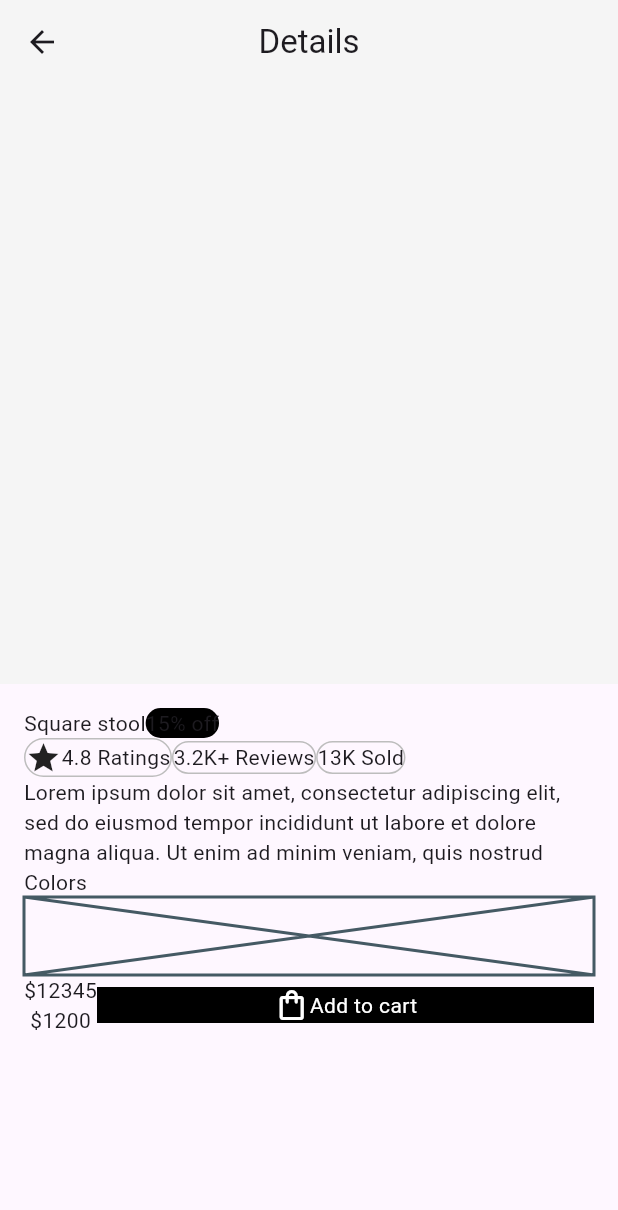
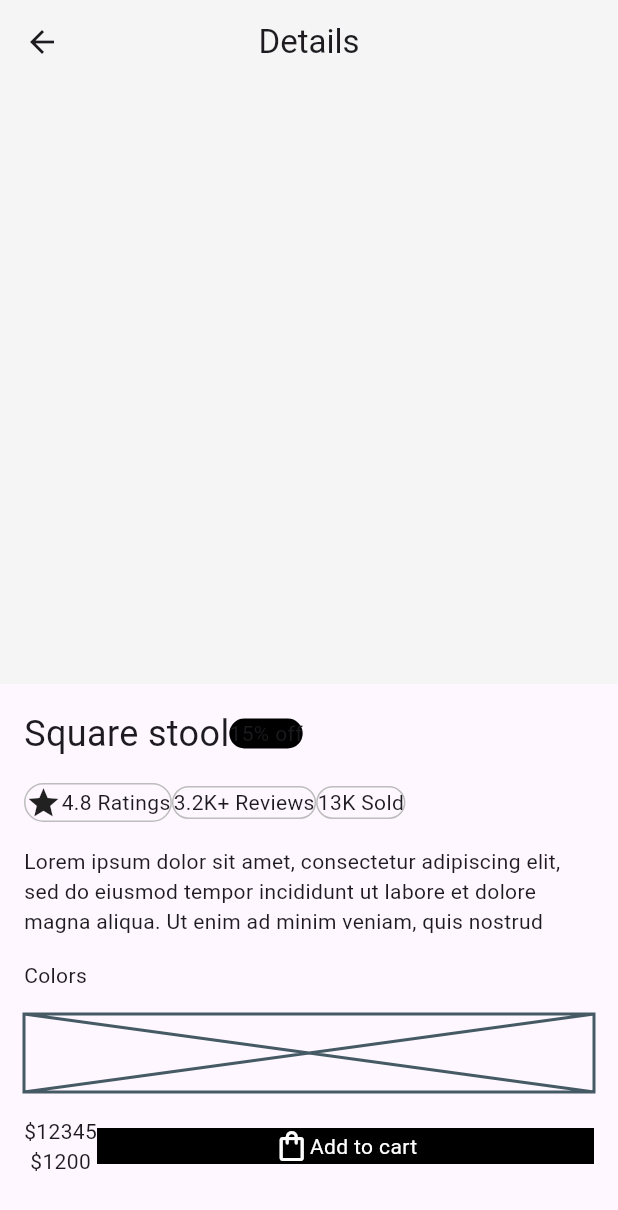
Before and after one commit to JAICHANGPARK/flutter_notebook_chapter_49, a Flutter app: the FurnitureDetailPage screen opened directly, on a phone screen of 412 x 824 dp. Shown: the top 1210 px of the screen. Run offline on Flutter 3.47's test engine with Material 3 defaults, Android fonts, the phone set to English and light mode, and no system bars; our stand-ins replace dots_indicator, gap, google_fonts.

Commit message:
Update furniture_detail_page.dart

```diff
--- a/lib/ep2460_furniture_app/ui/furniture_detail_page.dart
+++ b/lib/ep2460_furniture_app/ui/furniture_detail_page.dart
@@ -29,10 +29,13 @@ class _FurnitureDetailPageState extends State<FurnitureDetailPage> {
             padding: const EdgeInsets.symmetric(horizontal: 16),
             child: Column(
               crossAxisAlignment: .start,
+              spacing: 16,
               children: [
                 Row(
                   children: [
-                    Text("Square stool"),
+                    Text("Square stool",style: TextStyle(
+                      fontSize: 24,
+                    ),),
                     Container(
                       decoration: ShapeDecoration(
                         shape: StadiumBorder(),
```
